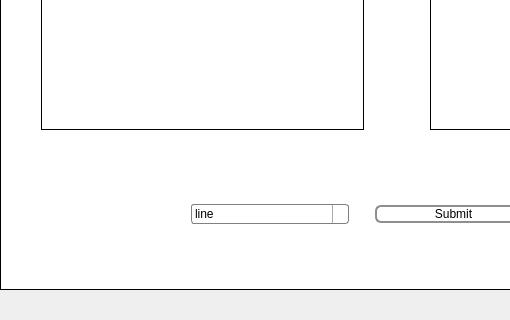
Before: the Qt Designer form mainwindow.ui in MohabGhobashy/Active-contour--Hough-transform-implementation, drawn with Qt 5; both pictures show x 0 to 510 and y 280 to 600 of the 800 by 600 pixel window.
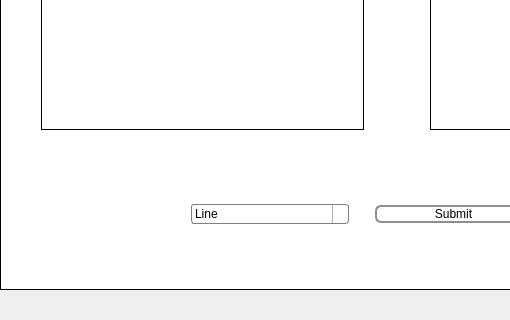
After: the same form once the commit is applied. The open tabs and pages were chosen to show the change. Icons and pictures are not drawn.

Diff of the .ui file:
```diff
--- a/mainwindow.ui
+++ b/mainwindow.ui
@@ -199,7 +199,7 @@
          </property>
          <item>
           <property name="text">
-           <string>line</string>
+           <string>Line</string>
           </property>
          </item>
          <item>
```
Left out of the diff: 12 changed lines with no effect on the pictures.
